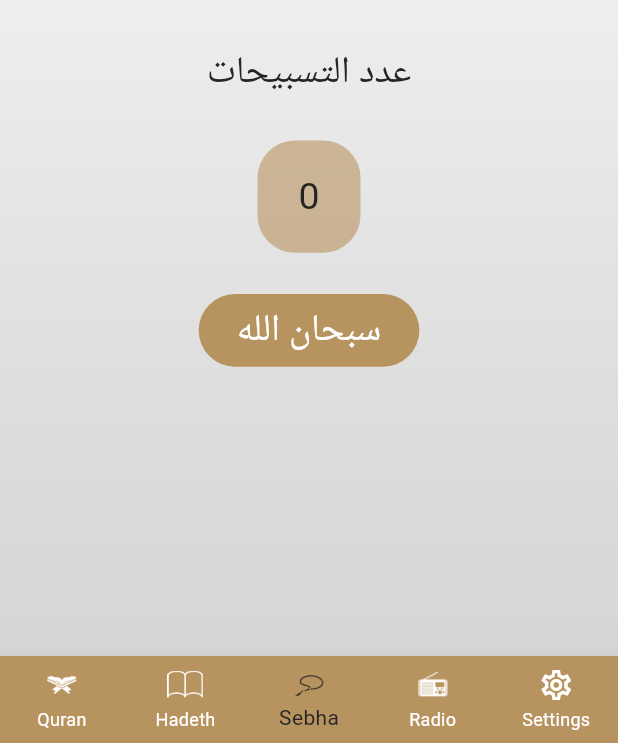
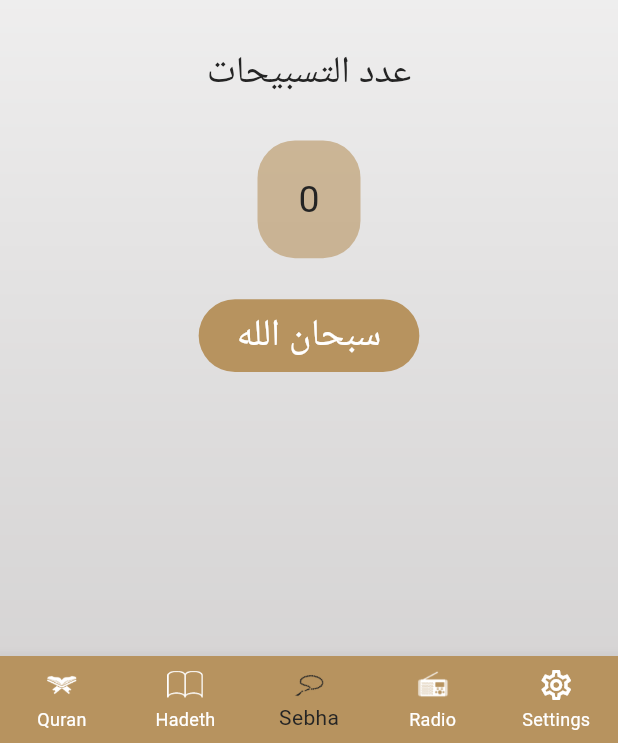
Before and after one commit to osama25s/islami_app, a Flutter app: the screen it shows after launch, item 3 of the bottom bar chosen, on a phone screen of 412 x 824 dp, the part 493-1236 px from its top. Run offline on Flutter 3.47's test engine with Material 3 defaults, Android fonts, the phone set to English and light mode, and no system bars.

Commit message:
sebha feature done

```diff
--- a/lib/tabs/sebha/sebha_tab.dart
+++ b/lib/tabs/sebha/sebha_tab.dart
@@ -10,6 +10,7 @@ class SebhaTab extends StatefulWidget {
 class _SebhaTabState extends State<SebhaTab> {
   int tasbeh = 0;
   double degree = 28.76;
+  String lable = 'سبحان الله';
   @override
   Widget build(BuildContext context) {
     return Center(
@@ -33,12 +34,20 @@ class _SebhaTabState extends State<SebhaTab> {
                 child: GestureDetector(
                   onTap: () {
                     tasbeh++;
+                    if (tasbeh == 34) {
+                      lable = 'الحمد لله';
+                    } else if (tasbeh == 67) {
+                      lable = 'الله اكبر';
+                    } else if (tasbeh == 100) {
+                      tasbeh = 0;
+                      lable = 'سبحان الله';
+                    }
+
                     degree += 10.03;
                     setState(() {});
                   },
                   child: RotationTransition(
                     turns: AlwaysStoppedAnimation(degree),
-                    //28.76
                     child: Image.asset(
                       'assets/images/body_sebha_logo.png',
                       height: MediaQuery.of(context).size.height / 4,
@@ -60,7 +69,7 @@ class _SebhaTabState extends State<SebhaTab> {
             alignment: Alignment.center,
             margin: EdgeInsets.symmetric(
                 vertical: MediaQuery.of(context).size.height / 30),
-            height: MediaQuery.of(context).size.height / 11,
+            height: MediaQuery.of(context).size.height / 10.5,
             width: MediaQuery.of(context).size.width / 6,
             decoration: BoxDecoration(
               color: AppTheme.lightprimary.withOpacity(0.6),
@@ -80,7 +89,7 @@ class _SebhaTabState extends State<SebhaTab> {
               borderRadius: BorderRadius.circular(25),
             ),
             child: Text(
-              'سبحان الله',
+              lable,
               style: TextStyle(
                 fontSize: 25,
                 fontWeight: FontWeight.w400,
```
